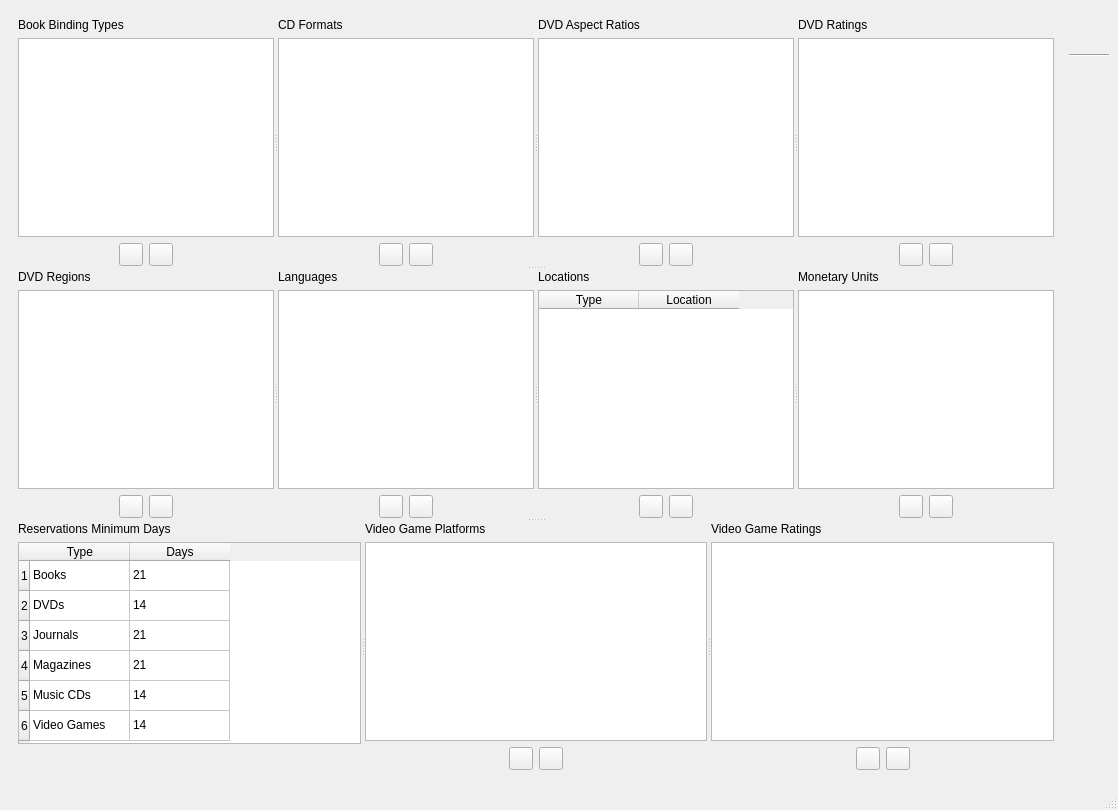
The window that dbenumerations.ui (textbrowser/biblioteq) describes before a commit, drawn with Qt 5.
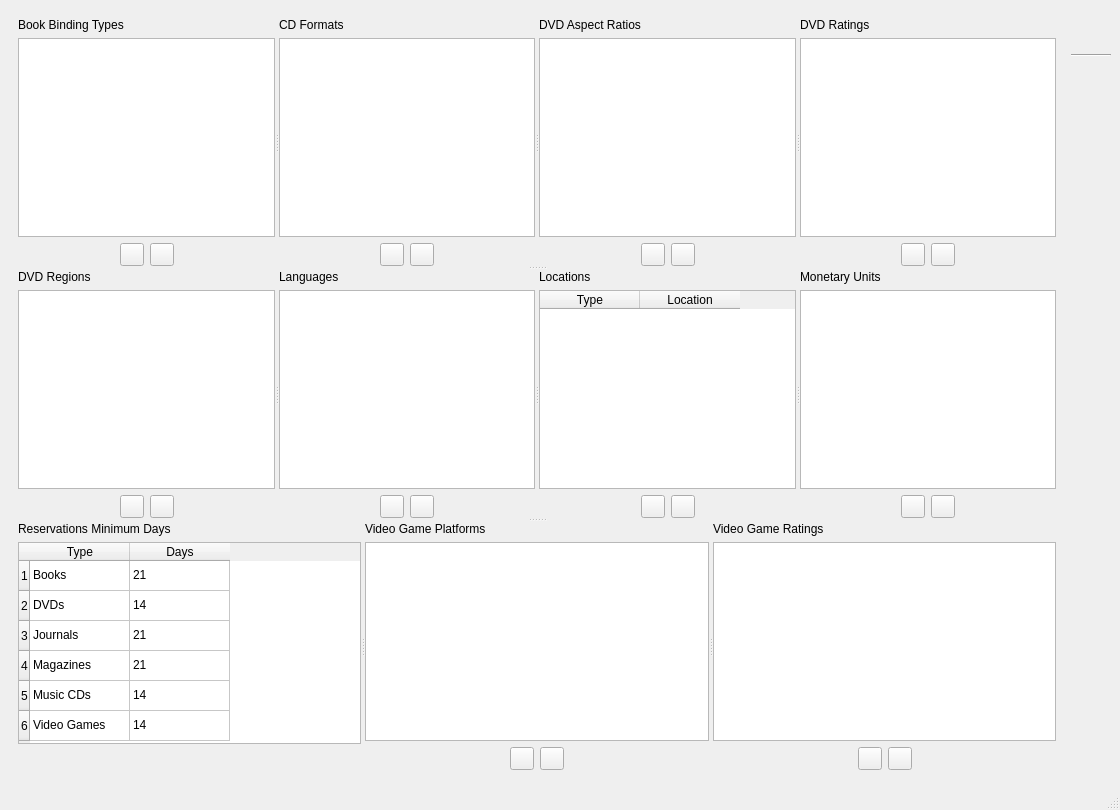
The same window after the commit. Icons and pictures are not drawn.

What changed in the file:
```diff
--- a/dbenumerations.ui
+++ b/dbenumerations.ui
@@ -6,7 +6,7 @@
    <rect>
     <x>0</x>
     <y>0</y>
-    <width>1118</width>
+    <width>1120</width>
     <height>810</height>
    </rect>
   </property>
```
